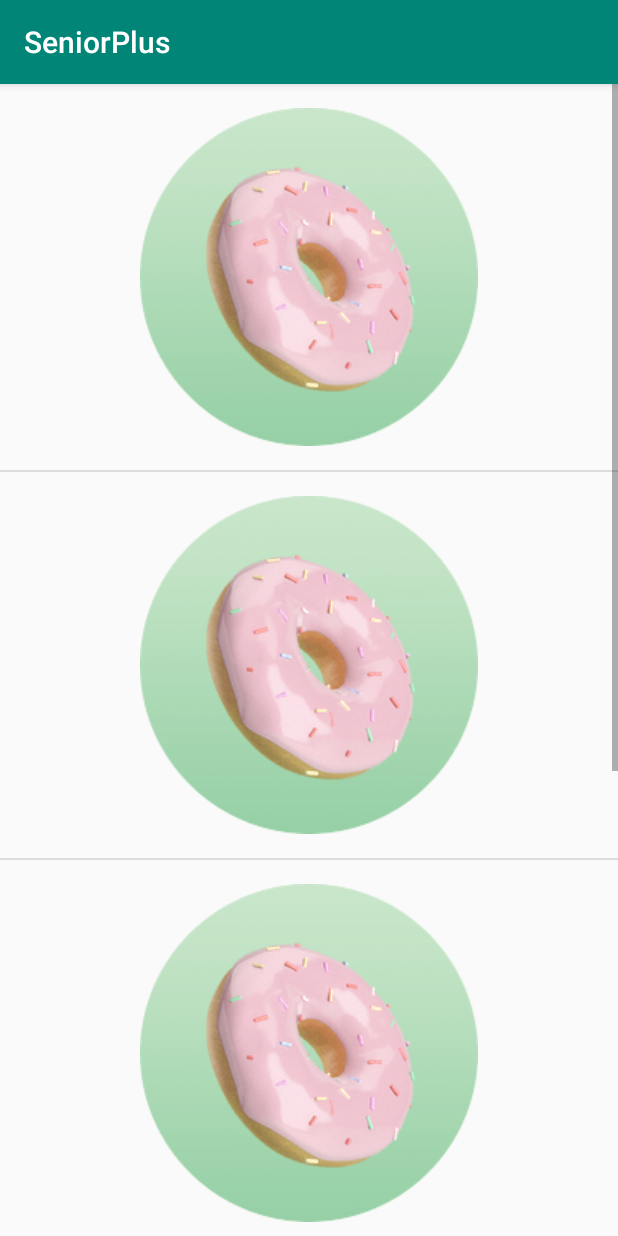
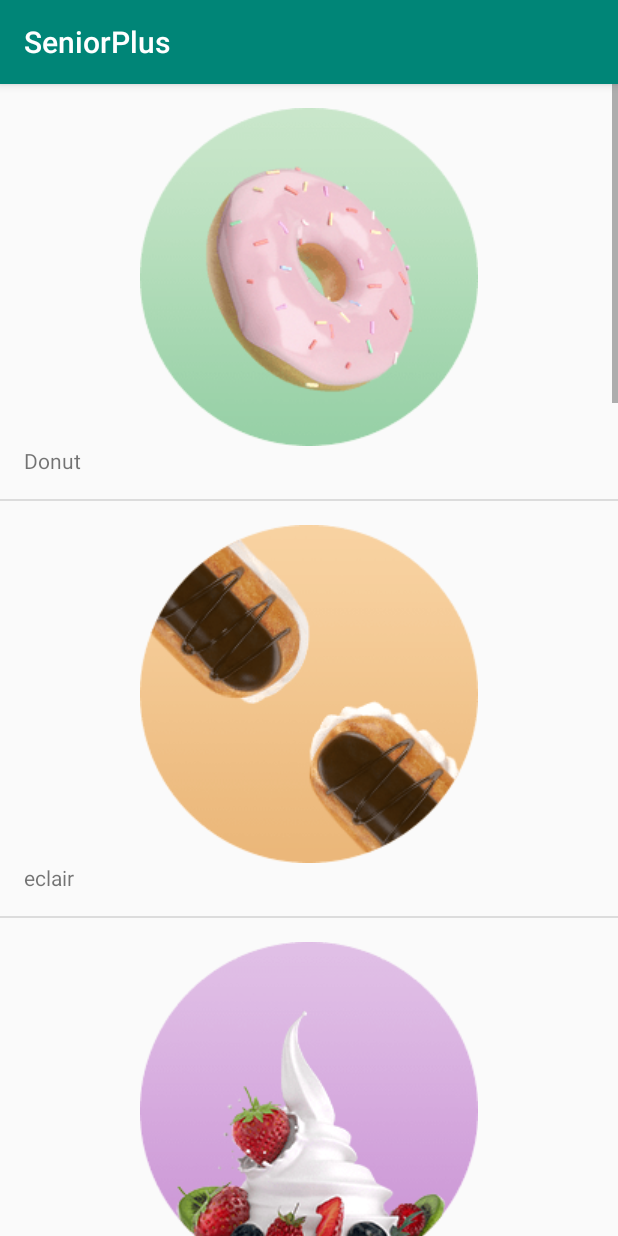
Before and after one commit to DanteZXS/seniorPlus, an Android app: the fragment GalleryFragment shown on its own in the app's theme, on a phone screen of 412 x 824 dp. Run offline under Robolectric (Android 15) with nearby library versions, the phone set to English and light mode, and no system bars.

Commit message:
Change the pictures of gallery page

```diff
--- a/app/src/main/java/adaptar/AndroidFlavorAdapter.java
+++ b/app/src/main/java/adaptar/AndroidFlavorAdapter.java
@@ -78,7 +78,10 @@ public class AndroidFlavorAdapter extends ArrayAdapter<Item> {
         ImageView iconView = (ImageView) listItemView.findViewById(R.id.list_item_image);
         // Get the image resource ID from the current AndroidFlavor object and
         // set the image to iconView
-        iconView.setImageResource(R.drawable.donut);
+        iconView.setImageResource(currentAndroidFlavor.getUrl());
+
+        TextView textView = listItemView.findViewById(R.id.list_item_descrption);
+        textView.setText(currentAndroidFlavor.getDescption());
 
         // Return the whole list item layout (containing 2 TextViews and an ImageView)
         // so that it can be shown in the ListView
--- a/app/src/main/java/beans/Item.java
+++ b/app/src/main/java/beans/Item.java
@@ -4,8 +4,18 @@ public class Item {
     //图片的url
     int url;
 
+    public String getDescption() {
+        return descrption;
+    }
+
+    String descrption;
     public Item(int url) {
         this.url = url;
+    }
+
+    public Item(int url, String descrption) {
+        this.url = url;
+        this.descrption = descrption;
     }
 
     public int getUrl() {
--- a/app/src/main/java/view/GalleryFragment.java
+++ b/app/src/main/java/view/GalleryFragment.java
@@ -23,11 +23,16 @@ public class GalleryFragment extends Fragment {
     @Override
     public View onCreateView(LayoutInflater inflater, @Nullable ViewGroup container, @Nullable Bundle savedInstanceState) {
         ArrayList<Item> androidFlavors = new ArrayList<Item>();
-        androidFlavors.add(new Item(R.drawable.avastertony));
-        androidFlavors.add(new Item(R.drawable.avastertony));
-        androidFlavors.add(new Item(R.drawable.avastertony));
-        androidFlavors.add(new Item(R.drawable.avastertony));
-        androidFlavors.add(new Item(R.drawable.avastertony));
+        androidFlavors.add(new Item(R.drawable.donut, "Donut"));
+        androidFlavors.add(new Item(R.drawable.eclair, "eclair"));
+        androidFlavors.add(new Item(R.drawable.froyo, "froyo"));
+        androidFlavors.add(new Item(R.drawable.gingerbread, "gingerbread"));
+        androidFlavors.add(new Item(R.drawable.honeycomb, "honeycomb"));
+        androidFlavors.add(new Item(R.drawable.icecream, "icecream"));
+        androidFlavors.add(new Item(R.drawable.jellybean, "jellybean"));
+        androidFlavors.add(new Item(R.drawable.kitkat, "kitkat"));
+        androidFlavors.add(new Item(R.drawable.lollipop, "lollipop"));
+        androidFlavors.add(new Item(R.drawable.marshmallow, "marshmallow"));
         AndroidFlavorAdapter flavorAdapter = new AndroidFlavorAdapter(this.getActivity(), androidFlavors);
 
         // Get a reference to the ListView, and attach the adapter to the listView.
--- a/app/src/main/res/layout/list_item.xml
+++ b/app/src/main/res/layout/list_item.xml
@@ -18,15 +18,20 @@
     android:layout_width="match_parent"
     android:layout_height="wrap_content"
     android:gravity="center_vertical"
-    android:orientation="horizontal"
     android:minHeight="?android:attr/listPreferredItemHeight"
+    android:orientation="vertical"
     android:padding="16dp">
 
     <ImageView
         android:id="@+id/list_item_image"
         android:layout_width="match_parent"
-        android:layout_height="wrap_content"/>
+        android:layout_height="wrap_content" />
 
+
+    <TextView
+        android:id="@+id/list_item_descrption"
+        android:layout_width="match_parent"
+        android:layout_height="wrap_content" />
 
 
 </LinearLayout>
```
Also changed, not shown: app/src/main/AndroidManifest.xml (+4 -3 lines), app/src/main/java/view/DiaryFragment.java (+10 -5 lines), app/src/main/res/drawable/eclair.png (added), app/src/main/res/drawable/froyo.png (added), app/src/main/res/drawable/gingerbread.png (added), app/src/main/res/drawable/honeycomb.png (added), app/src/main/res/drawable/icecream.png (added), app/src/main/res/drawable/jellybean.png (added), app/src/main/res/drawable/kitkat.png (added), app/src/main/res/drawable/lollipop.png (added), app/src/main/res/drawable/marshmallow.png (added).
